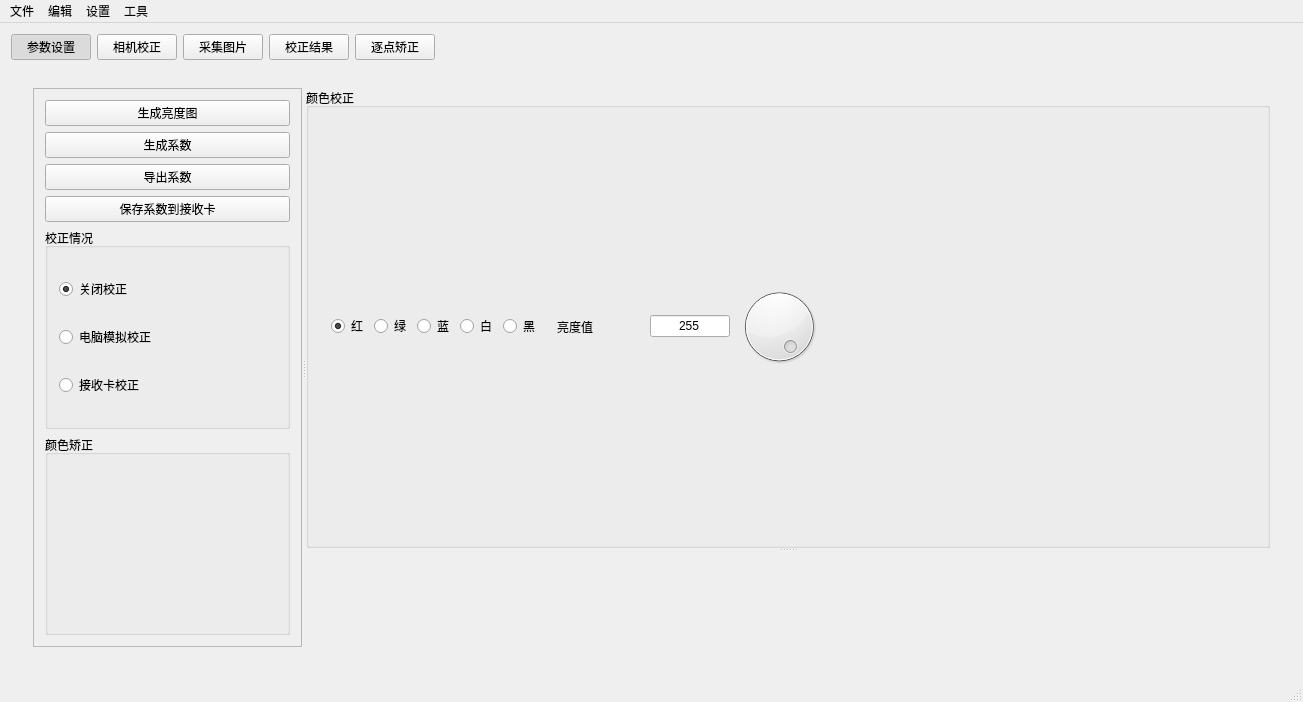
The window that miniLED_vs/mainwindow.ui (syhl268/miniLED_vs) describes before a commit, drawn with Qt 5.
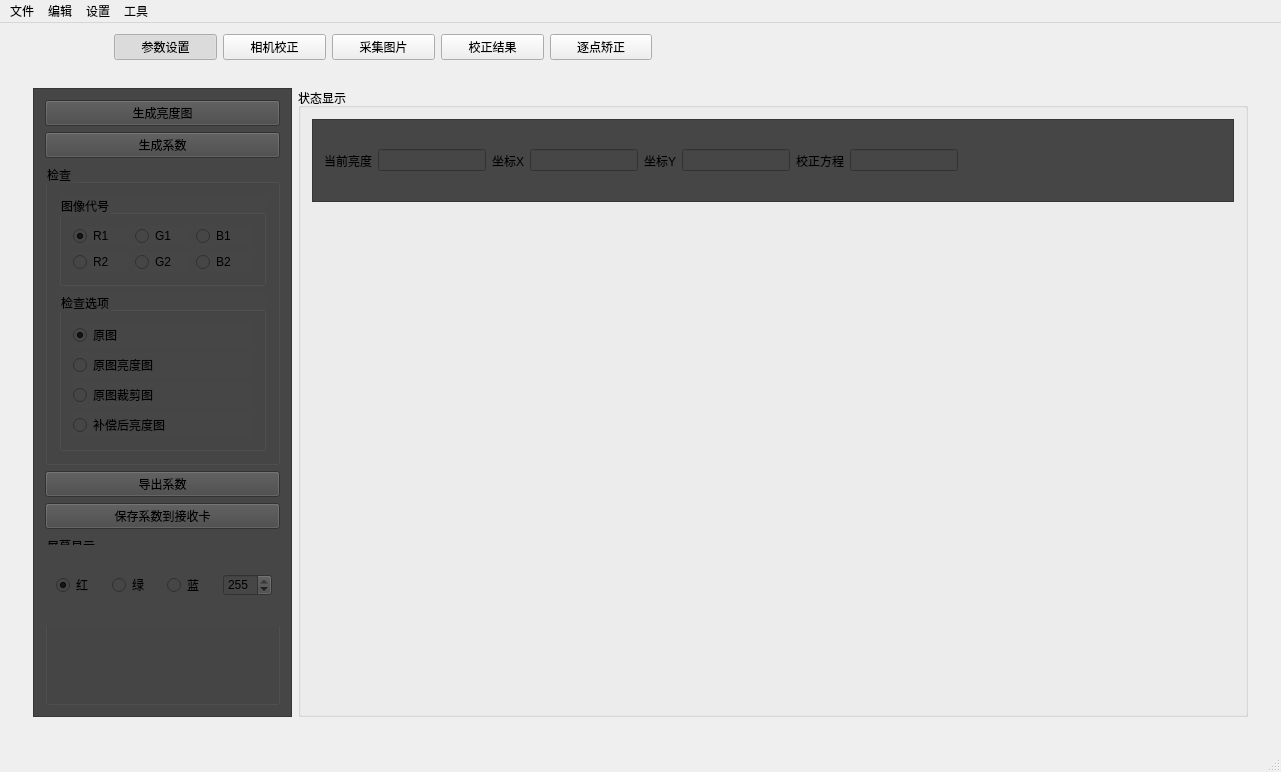
The same window after the commit. The open tabs and pages were chosen to show the change. Custom widgets are drawn as their Qt base class.

Commit message: 1. 算法可以跑通 2. 增加了保存文件的目录 3. 增加了Check原图和裁剪图 下一步实现： 1. 设置页面保存执行初始化 2. Check界面，鼠标点击显示实际坐标和校正方程 3. 色度校正功能。

```diff
--- a/miniLED_vs/mainwindow.ui
+++ b/miniLED_vs/mainwindow.ui
@@ -6,8 +6,8 @@
    <rect>
     <x>0</x>
     <y>0</y>
-    <width>1303</width>
-    <height>702</height>
+    <width>1281</width>
+    <height>713</height>
    </rect>
   </property>
   <property name="windowTitle">
@@ -16,7 +16,20 @@
   <widget class="QWidget" name="centralWidget">
    <layout class="QVBoxLayout" name="verticalLayout_2" stretch="1,9">
     <item>
-     <layout class="QHBoxLayout" name="horizontalLayout">
+     <layout class="QHBoxLayout" name="horizontalLayout" stretch="1,1,1,1,1,1,6">
+      <item>
+       <spacer name="horizontalSpacer_17">
+        <property name="orientation">
+         <enum>Qt::Horizontal</enum>
+        </property>
+        <property name="sizeHint" stdset="0">
+         <size>
+          <width>40</width>
+          <height>20</height>
+         </size>
+        </property>
+       </spacer>
+      </item>
       <item>
        <widget class="QPushButton" name="pushButton_ParameterSet">
         <property name="minimumSize">
@@ -407,6 +420,75 @@
              </layout>
             </widget>
            </item>
+           <item>
+            <widget class="QGroupBox" name="groupBox_5">
+             <property name="title">
+              <string>工作路径</string>
+             </property>
+             <layout class="QHBoxLayout" name="horizontalLayout_17">
+              <item>
+               <widget class="QLineEdit" name="lineEdit_WorkPath">
+                <property name="sizePolicy">
+                 <sizepolicy hsizetype="Minimum" vsizetype="Fixed">
+                  <horstretch>0</horstretch>
+                  <verstretch>0</verstretch>
+                 </sizepolicy>
+                </property>
+                <property name="minimumSize">
+                 <size>
+                  <width>400</width>
+                  <height>30</height>
+                 </size>
+                </property>
+                <property name="maximumSize">
+                 <size>
+                  <width>16777215</width>
+                  <height>30</height>
+                 </size>
+                </property>
+               </widget>
+              </item>
+              <item>
+               <widget class="QPushButton" name="pushButton_Scan">
+                <property name="sizePolicy">
+                 <sizepolicy hsizetype="Fixed" vsizetype="Fixed">
+                  <horstretch>0</horstretch>
+                  <verstretch>0</verstretch>
+                 </sizepolicy>
+                </property>
+                <property name="minimumSize">
+                 <size>
+                  <width>0</width>
+                  <height>30</height>
+                 </size>
+                </property>
+                <property name="maximumSize">
+                 <size>
+                  <width>16777215</width>
+                  <height>30</height>
+                 </size>
+                </property>
+                <property name="text">
+                 <string>浏览……</string>
+                </property>
+               </widget>
+              </item>
+              <item>
+               <spacer name="horizontalSpacer_18">
+                <property name="orientation">
+                 <enum>Qt::Horizontal</enum>
+                </property>
+                <property name="sizeHint" stdset="0">
+                 <size>
+                  <width>227</width>
+                  <height>20</height>
+                 </size>
+                </property>
+               </spacer>
+              </item>
+             </layout>
+            </widget>
+           </item>
            <item>
             <widget class="QGroupBox" name="groupBox_2">
              <property name="title">
@@ -2412,13 +2494,12 @@
        <layout class="QHBoxLayout" name="horizontalLayout_10" stretch="0">
         <item>
          <widget class="QWidget" name="widget_9" native="true">
-          <layout class="QHBoxLayout" name="horizontalLayout_7">
+          <layout class="QHBoxLayout" name="horizontalLayout_7" stretch="3,11">
            <item>
-            <widget class="QSplitter" name="splitter_2">
-             <property name="orientation">
-              <enum>Qt::Horizontal</enum>
-             </property>
              <widget class="QScrollArea" name="scrollArea">
+             <property name="styleSheet">
+              <string notr="true">background-color: rgb(70, 70, 70);</string>
+             </property>
               <property name="widgetResizable">
                <bool>true</bool>
               </property>
@@ -2427,11 +2508,11 @@
                 <rect>
                  <x>0</x>
                  <y>0</y>
-                 <width>201</width>
-                 <height>532</height>
-                </rect>
-               </property>
-               <layout class="QVBoxLayout" name="verticalLayout_6">
+                <width>260</width>
+                <height>547</height>
+               </rect>
+              </property>
+              <layout class="QVBoxLayout" name="verticalLayout_20">
                 <item>
                  <widget class="QPushButton" name="pushButton_6">
                   <property name="text">
@@ -2446,6 +2527,109 @@
                   </property>
                  </widget>
                 </item>
+               <item>
+                <widget class="QGroupBox" name="groupBox_6">
+                 <property name="title">
+                  <string>检查</string>
+                 </property>
+                 <layout class="QVBoxLayout" name="verticalLayout_21">
+                  <item>
+                   <widget class="QGroupBox" name="groupBox_14">
+                    <property name="title">
+                     <string>图像代号</string>
+                    </property>
+                    <layout class="QGridLayout" name="gridLayout_6">
+                     <item row="0" column="0">
+                      <widget class="QRadioButton" name="radioButton_R1">
+                       <property name="text">
+                        <string>R1</string>
+                       </property>
+                       <property name="checked">
+                        <bool>true</bool>
+                       </property>
+                      </widget>
+                     </item>
+                     <item row="0" column="1">
+                      <widget class="QRadioButton" name="radioButton_G1">
+                       <property name="text">
+                        <string>G1</string>
+                       </property>
+                      </widget>
+                     </item>
+                     <item row="1" column="0">
+                      <widget class="QRadioButton" name="radioButton_R2">
+                       <property name="text">
+                        <string>R2</string>
+                       </property>
+                      </widget>
+                     </item>
+                     <item row="1" column="1">
+                      <widget class="QRadioButton" name="radioButton_G2">
+                       <property name="text">
+                        <string>G2</string>
+                       </property>
+                      </widget>
+                     </item>
+                     <item row="1" column="2">
+                      <widget class="QRadioButton" name="radioButton_B2">
+                       <property name="text">
+                        <string>B2</string>
+                       </property>
+                      </widget>
+                     </item>
+                     <item row="0" column="2">
+                      <widget class="QRadioButton" name="radioButton_B1">
+                       <property name="text">
+                        <string>B1</string>
+                       </property>
+                      </widget>
+                     </item>
+                    </layout>
+                   </widget>
+                  </item>
+                  <item>
+                   <widget class="QGroupBox" name="groupBox_15">
+                    <property name="title">
+                     <string>检查选项</string>
+                    </property>
+                    <layout class="QVBoxLayout" name="verticalLayout_8">
+                     <item>
+                      <widget class="QRadioButton" name="radioButton_PhotoSrc">
+                       <property name="text">
+                        <string>原图</string>
+                       </property>
+                       <property name="checked">
+                        <bool>true</bool>
+                       </property>
+                      </widget>
+                     </item>
+                     <item>
+                      <widget class="QRadioButton" name="radioButton_PhotoSrcLight">
+                       <property name="text">
+                        <string>原图亮度图</string>
+                       </property>
+                      </widget>
+                     </item>
+                     <item>
+                      <widget class="QRadioButton" name="radioButton_PhotoSrcWarp">
+                       <property name="text">
+                        <string>原图裁剪图</string>
+                       </property>
+                      </widget>
+                     </item>
+                     <item>
+                      <widget class="QRadioButton" name="radioButton_PhotoRst">
+                       <property name="text">
+                        <string>补偿后亮度图</string>
+                       </property>
+                      </widget>
+                     </item>
+                    </layout>
+                   </widget>
+                  </item>
+                 </layout>
+                </widget>
+               </item>
                 <item>
                  <widget class="QPushButton" name="pushButton_8">
                   <property name="text">
@@ -2460,61 +2644,21 @@
                   </property>
                  </widget>
                 </item>
-                <item>
-                 <widget class="QGroupBox" name="groupBox_5">
-                  <property name="title">
-                   <string>校正情况</string>
-                  </property>
-                  <layout class="QVBoxLayout" name="verticalLayout_7">
-                   <item>
-                    <widget class="QRadioButton" name="radioButton_3">
-                     <property name="text">
-                      <string>关闭校正</string>
-                     </property>
-                     <property name="checked">
-                      <bool>true</bool>
-                     </property>
-                    </widget>
-                   </item>
-                   <item>
-                    <widget class="QRadioButton" name="radioButton_4">
-                     <property name="text">
-                      <string>电脑模拟校正</string>
-                     </property>
-                    </widget>
-                   </item>
-                   <item>
-                    <widget class="QRadioButton" name="radioButton_5">
-                     <property name="text">
-                      <string>接收卡校正</string>
-                     </property>
-                    </widget>
-                   </item>
-                  </layout>
-                 </widget>
-                </item>
                 <item>
                  <widget class="QGroupBox" name="groupBox_13">
                   <property name="title">
-                   <string>颜色矫正</string>
-                  </property>
-                 </widget>
-                </item>
-               </layout>
-              </widget>
-             </widget>
-             <widget class="QSplitter" name="splitter">
-              <property name="orientation">
-               <enum>Qt::Vertical</enum>
-              </property>
-              <widget class="QGroupBox" name="groupBox_6">
-               <property name="title">
-                <string>颜色校正</string>
-               </property>
-               <layout class="QHBoxLayout" name="horizontalLayout_9" stretch="1,1,5,1,5">
-                <item>
+                  <string>屏幕显示</string>
+                 </property>
                  <widget class="QWidget" name="widget_10" native="true">
-                  <layout class="QHBoxLayout" name="horizontalLayout_8" stretch="0,1,1,1,1">
+                  <property name="geometry">
+                   <rect>
+                    <x>0</x>
+                    <y>10</y>
+                    <width>238</width>
+                    <height>81</height>
+                   </rect>
+                  </property>
+                  <layout class="QHBoxLayout" name="horizontalLayout_8" stretch="0,0,0,0">
                    <item>
                     <widget class="QRadioButton" name="radioButton_testRed">
                      <property name="text">
@@ -2540,59 +2684,137 @@
                     </widget>
                    </item>
                    <item>
-                    <widget class="QRadioButton" name="radioButton_testWhite">
+                    <widget class="QSpinBox" name="spinBox_GL">
+                     <property name="maximum">
+                      <number>255</number>
+                     </property>
+                     <property name="value">
+                      <number>255</number>
+                     </property>
+                    </widget>
+                   </item>
+                  </layout>
+                 </widget>
+                </widget>
+               </item>
+              </layout>
+             </widget>
+            </widget>
+           </item>
+           <item>
+            <widget class="QGroupBox" name="groupBox_7">
+             <property name="title">
+              <string>状态显示</string>
+             </property>
+             <layout class="QVBoxLayout" name="verticalLayout_6" stretch="2,12">
+              <item>
+               <widget class="QScrollArea" name="scrollArea_2">
+                <property name="styleSheet">
+                 <string notr="true">background-color: rgb(70, 70, 70);</string>
+                </property>
+                <property name="widgetResizable">
+                 <bool>true</bool>
+                </property>
+                <widget class="QWidget" name="scrollAreaWidgetContents_2">
+                 <property name="geometry">
+                  <rect>
+                   <x>0</x>
+                   <y>0</y>
+                   <width>937</width>
+                   <height>71</height>
+                  </rect>
+                 </property>
+                 <layout class="QHBoxLayout" name="horizontalLayout_9">
+                  <item>
+                   <widget class="QLabel" name="label_18">
                      <property name="text">
-                      <string>白</string>
+                     <string>当前亮度</string>
                      </property>
                     </widget>
                    </item>
                    <item>
-                    <widget class="QRadioButton" name="radioButton_testBlack">
+                   <widget class="QLineEdit" name="lineEdit_CurLIght">
+                    <property name="sizePolicy">
+                     <sizepolicy hsizetype="Minimum" vsizetype="Fixed">
+                      <horstretch>0</horstretch>
+                      <verstretch>0</verstretch>
+                     </sizepolicy>
+                    </property>
+                    <property name="minimumSize">
+                     <size>
+                      <width>40</width>
+                      <height>0</height>
+                     </size>
+                    </property>
+                   </widget>
+                  </item>
+                  <item>
+                   <widget class="QLabel" name="label_19">
                      <property name="text">
-                      <string>黑</string>
+                     <string>坐标X</string>
                      </property>
                     </widget>
                    </item>
-                  </layout>
+                  <item>
+                   <widget class="QLineEdit" name="lineEdit_CurX">
+                    <property name="sizePolicy">
+                     <sizepolicy hsizetype="Minimum" vsizetype="Fixed">
+                      <horstretch>0</horstretch>
+                      <verstretch>0</verstretch>
+                     </sizepolicy>
+                    </property>
+                    <property name="minimumSize">
+                     <size>
+                      <width>40</width>
+                      <height>0</height>
+                     </size>
+                    </property>
                  </widget>
                 </item>
                 <item>
                  <widget class="QLabel" name="label_33">
                   <property name="text">
-                   <string>亮度值</string>
+                     <string>坐标Y</string>
                   </property>
                  </widget>
                 </item>
                 <item>
-                 <widget class="QLineEdit" name="lineEdit_brightness">
+                   <widget class="QLineEdit" name="lineEdit_CurY">
+                    <property name="sizePolicy">
+                     <sizepolicy hsizetype="Minimum" vsizetype="Fixed">
+                      <horstretch>0</horstretch>
+                      <verstretch>0</verstretch>
+                     </sizepolicy>
+                    </property>
+                    <property name="minimumSize">
+                     <size>
+                      <width>40</width>
+                      <height>0</height>
+                     </size>
+                    </property>
+                   </widget>
+                  </item>
+                  <item>
+                   <widget class="QLabel" name="label_29">
+                    <property name="text">
+                     <string>校正方程</string>
+                    </property>
+                   </widget>
+                  </item>
+                  <item>
+                   <widget class="QLineEdit" name="lineEdit_CaliEquation">
+                    <property name="sizePolicy">
+                     <sizepolicy hsizetype="Minimum" vsizetype="Fixed">
+                      <horstretch>0</horstretch>
+                      <verstretch>0</verstretch>
+                     </sizepolicy>
+                    </property>
                   <property name="minimumSize">
                    <size>
                     <width>80</width>
                     <height>0</height>
                    </size>
                   </property>
-                  <property name="maximumSize">
-                   <size>
-                    <width>50</width>
-                    <height>16777215</height>
-                   </size>
-                  </property>
-                  <property name="text">
-                   <string>255</string>
-                  </property>
-                  <property name="alignment">
-                   <set>Qt::AlignCenter</set>
-                  </property>
-                 </widget>
-                </item>
-                <item>
-                 <widget class="QDial" name="dial_brightness">
-                  <property name="maximum">
-                   <number>255</number>
-                  </property>
-                  <property name="value">
-                   <number>255</number>
-                  </property>
                  </widget>
                 </item>
                 <item>
@@ -2602,7 +2824,7 @@
                   </property>
                   <property name="sizeHint" stdset="0">
                    <size>
-                    <width>40</width>
+                      <width>180</width>
                     <height>20</height>
                    </size>
                   </property>
@@ -2610,8 +2832,12 @@
                 </item>
                </layout>
               </widget>
-              <widget class="QPictureBox" name="widget_11" native="true"/>
-             </widget>
+               </widget>
+              </item>
+              <item>
+               <widget class="QPictureBox" name="pictureBox_ResultShow" native="true"/>
+              </item>
+             </layout>
             </widget>
            </item>
           </layout>
@@ -3048,7 +3274,7 @@
     <rect>
      <x>0</x>
      <y>0</y>
-     <width>1303</width>
+     <width>1281</width>
      <height>23</height>
     </rect>
    </property>
```
Left out of the diff: 38 changed lines with no effect on the pictures. Lines whose indentation alone changed are shown as unchanged. The commit also changes 98 other files.
